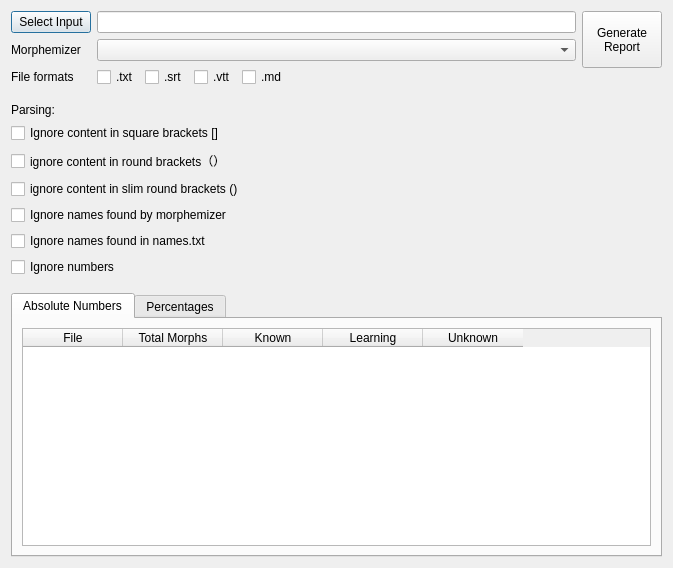
Above: ankimorphs/ui/readability_report_generator.ui from mortii/anki-morphs before the change. Below: the same form after it.
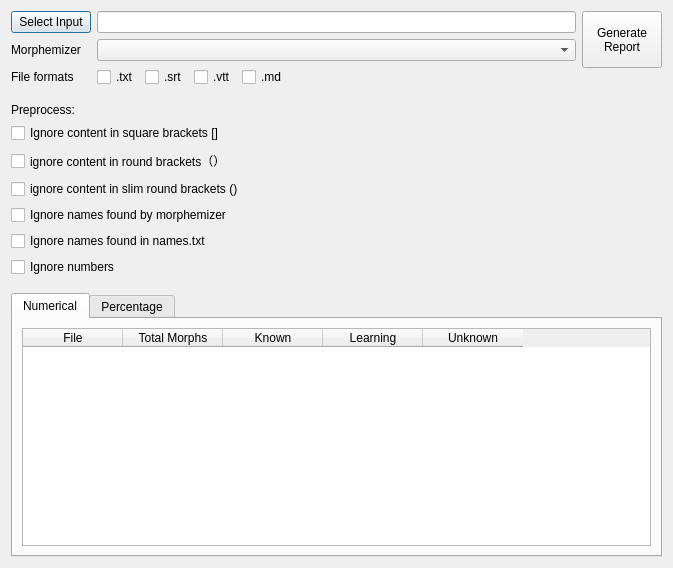
That is the form after the change.

What changed in the file:
```diff
--- a/ankimorphs/ui/readability_report_generator.ui
+++ b/ankimorphs/ui/readability_report_generator.ui
@@ -135,7 +135,7 @@
        <item>
         <widget class="QLabel" name="label_3">
          <property name="text">
-          <string>Parsing:</string>
+          <string>Preprocess:</string>
          </property>
         </widget>
        </item>
@@ -190,7 +190,7 @@
        </property>
        <widget class="QWidget" name="tab">
         <attribute name="title">
-         <string>Absolute Numbers</string>
+         <string>Numerical</string>
         </attribute>
         <layout class="QVBoxLayout" name="verticalLayout_6">
          <item>
@@ -226,7 +226,7 @@
        </widget>
        <widget class="QWidget" name="tab_2">
         <attribute name="title">
-         <string>Percentages</string>
+         <string>Percentage</string>
         </attribute>
         <layout class="QVBoxLayout" name="verticalLayout_7">
          <item>
```
Left out of the diff: 2 changed lines with no effect on the pictures.
